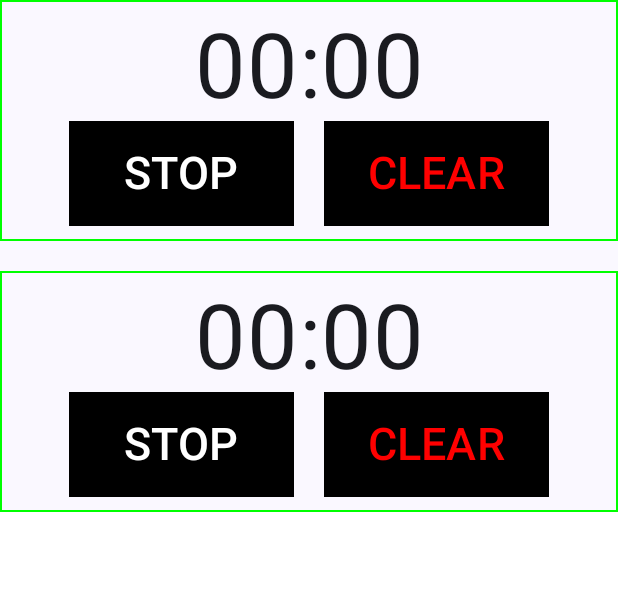
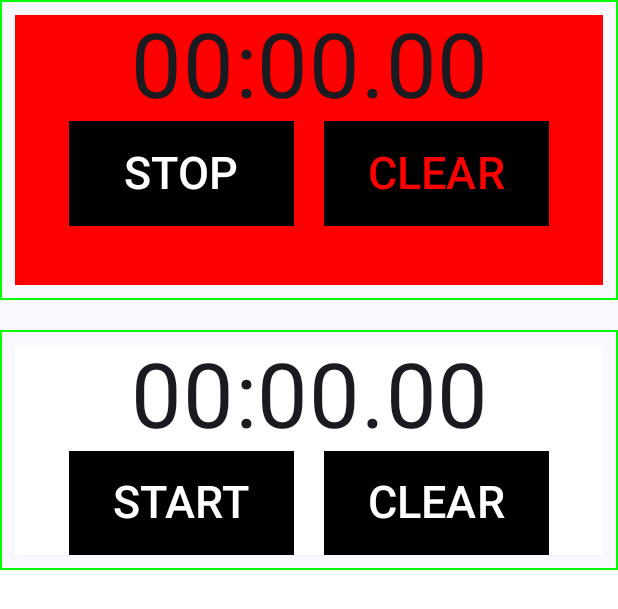
Before and after one commit to youyou0302/Android-TimerApp, an Android app built with Jetpack Compose: the @Preview function TimerScreenPreview, on a phone screen of 412 x 824 dp. Shown: the top 609 px of the screen. Run offline under Robolectric (Android 15) with nearby library versions, the phone set to English and light mode, and no system bars; libraries missing offline, so code that uses them is left out: org.orbitmvi.orbit.

Commit message:
애니메이션 추가, 버튼 Component 단위로 변경

```diff
--- a/presentation/src/main/java/kr/co/presentation/main/timer/TimerScreen.kt
+++ b/presentation/src/main/java/kr/co/presentation/main/timer/TimerScreen.kt
@@ -65,12 +65,12 @@ fun TimerScreenPreview() {
     TimerAppTheme {
         Surface {
             TimerScreen(
-                timerText = "00:00",
+                timerText = "00:00.00",
                 startState = true,
                 onStartToggleClick = {},
                 onClearClick = {},
-                timerText2 = "00:00",
-                startState2 = true,
+                timerText2 = "00:00.00",
+                startState2 = false,
                 onStartToggleClick2 = {},
                 onClearClick2 = {}
             )
--- /dev/null
+++ b/presentation/src/main/java/kr/co/presentation/main/timer/component/ClearButtonComponent.kt
@@ -0,0 +1,39 @@
+package kr.co.presentation.main.timer.component
+
+import androidx.compose.foundation.background
+import androidx.compose.foundation.layout.size
+import androidx.compose.material3.Text
+import androidx.compose.material3.TextButton
+import androidx.compose.runtime.Composable
+import androidx.compose.ui.Modifier
+import androidx.compose.ui.graphics.Color
+import androidx.compose.ui.unit.dp
+import androidx.compose.ui.unit.sp
+
+@Composable
+fun ClearButtonComponent(
+    startState: Boolean,
+    onClearClick: () -> Unit
+) {
+    TextButton(
+        modifier = Modifier
+            .background(Color.Black)
+            .size(width = 150.dp, height = 70.dp),
+        onClick = onClearClick,
+        enabled = !startState
+    ) {
+        if (startState) {
+            Text(
+                color = Color.Red,
+                text = "CLEAR",
+                fontSize = 30.sp
+            )
+        } else {
+            Text(
+                color = Color.White,
+                text = "CLEAR",
+                fontSize = 30.sp
+            )
+        }
+    }
+}
--- /dev/null
+++ b/presentation/src/main/java/kr/co/presentation/main/timer/component/StartToggleButtonComponent.kt
@@ -0,0 +1,38 @@
+package kr.co.presentation.main.timer.component
+
+import androidx.compose.foundation.background
+import androidx.compose.foundation.layout.size
+import androidx.compose.material3.Text
+import androidx.compose.material3.TextButton
+import androidx.compose.runtime.Composable
+import androidx.compose.ui.Modifier
+import androidx.compose.ui.graphics.Color
+import androidx.compose.ui.unit.dp
+import androidx.compose.ui.unit.sp
+
+@Composable
+fun StartToggleButtonComponent(
+    startState: Boolean,
+    onStartToggleClick: () -> Unit,
+) {
+    TextButton(
+        modifier = Modifier
+            .background(Color.Black)
+            .size(width = 150.dp, height = 70.dp),
+        onClick = onStartToggleClick
+    ) {
+        if (startState) {
+            Text(
+                color = Color.White,
+                text = "STOP",
+                fontSize = 30.sp
+            )
+        } else {
+            Text(
+                color = Color.White,
+                text = "START",
+                fontSize = 30.sp
+            )
+        }
+    }
+}
--- a/presentation/src/main/java/kr/co/presentation/main/timer/component/TimerComponent.kt
+++ b/presentation/src/main/java/kr/co/presentation/main/timer/component/TimerComponent.kt
@@ -1,5 +1,7 @@
 package kr.co.presentation.main.timer.component
 
+import androidx.compose.animation.animateColorAsState
+import androidx.compose.animation.core.animateDpAsState
 import androidx.compose.foundation.background
 import androidx.compose.foundation.border
 import androidx.compose.foundation.layout.Arrangement
@@ -11,8 +13,8 @@ import androidx.compose.foundation.layout.padding
 import androidx.compose.foundation.layout.size
 import androidx.compose.material3.Surface
 import androidx.compose.material3.Text
-import androidx.compose.material3.TextButton
 import androidx.compose.runtime.Composable
+import androidx.compose.runtime.getValue
 import androidx.compose.ui.Modifier
 import androidx.compose.ui.graphics.Color
 import androidx.compose.ui.text.style.TextAlign
@@ -28,10 +30,20 @@ fun TimerComponent(
     onStartToggleClick: () -> Unit,
     onClearClick: () -> Unit
 ) {
+    val extraSize by animateDpAsState(
+        if (startState) 200.dp else 160.dp, label = ""
+    )
+    val extraBackgroundColor by animateColorAsState(
+        if (startState) Color.Red else Color.White, label = ""
+    )
+
     Column(
-        modifier = Modifier.fillMaxWidth()
+        modifier = Modifier
+            .fillMaxWidth()
+            .size(extraSize)
             .border(1.dp, Color.Green)
             .padding(10.dp)
+            .background(extraBackgroundColor)
     ) {
         Text(
             modifier = Modifier.fillMaxWidth(),
@@ -43,48 +55,15 @@ fun TimerComponent(
             modifier = Modifier.fillMaxWidth(),
             horizontalArrangement = Arrangement.Center
         ) {
-            TextButton(
-                modifier = Modifier
-                    .background(Color.Black)
-                    .size(width = 150.dp, height = 70.dp),
-                onClick = onStartToggleClick
-            ) {
-                if (startState) {
-                    Text(
-                        color = Color.White,
-                        text = "STOP",
-                        fontSize = 30.sp
-                    )
-                } else {
-                    Text(
-                        color = Color.White,
-                        text = "START",
-                        fontSize = 30.sp
-                    )
-                }
-            }
+            StartToggleButtonComponent(
+                startState = startState,
+                onStartToggleClick = onStartToggleClick
+            )
             Spacer(modifier = Modifier.padding(10.dp))
-            TextButton(
-                modifier = Modifier
-                    .background(Color.Black)
-                    .size(width = 150.dp, height = 70.dp),
-                onClick = onClearClick,
-                enabled = !startState
-            ) {
-                if (startState) {
-                    Text(
-                        color = Color.Red,
-                        text = "CLEAR",
-                        fontSize = 30.sp
-                    )
-                } else {
-                    Text(
-                        color = Color.White,
-                        text = "CLEAR",
-                        fontSize = 30.sp
-                    )
-                }
-            }
+            ClearButtonComponent(
+                startState = startState,
+                onClearClick = onClearClick
+            )
         }
     }
 }
@@ -95,8 +74,8 @@ fun TimerComponentPreview() {
     TimerAppTheme {
         Surface {
             TimerComponent(
-                timerText = "00:00",
-                startState = true,
+                timerText = "00:00.00",
+                startState = false,
                 onStartToggleClick = {},
                 onClearClick = {}
             )
```
